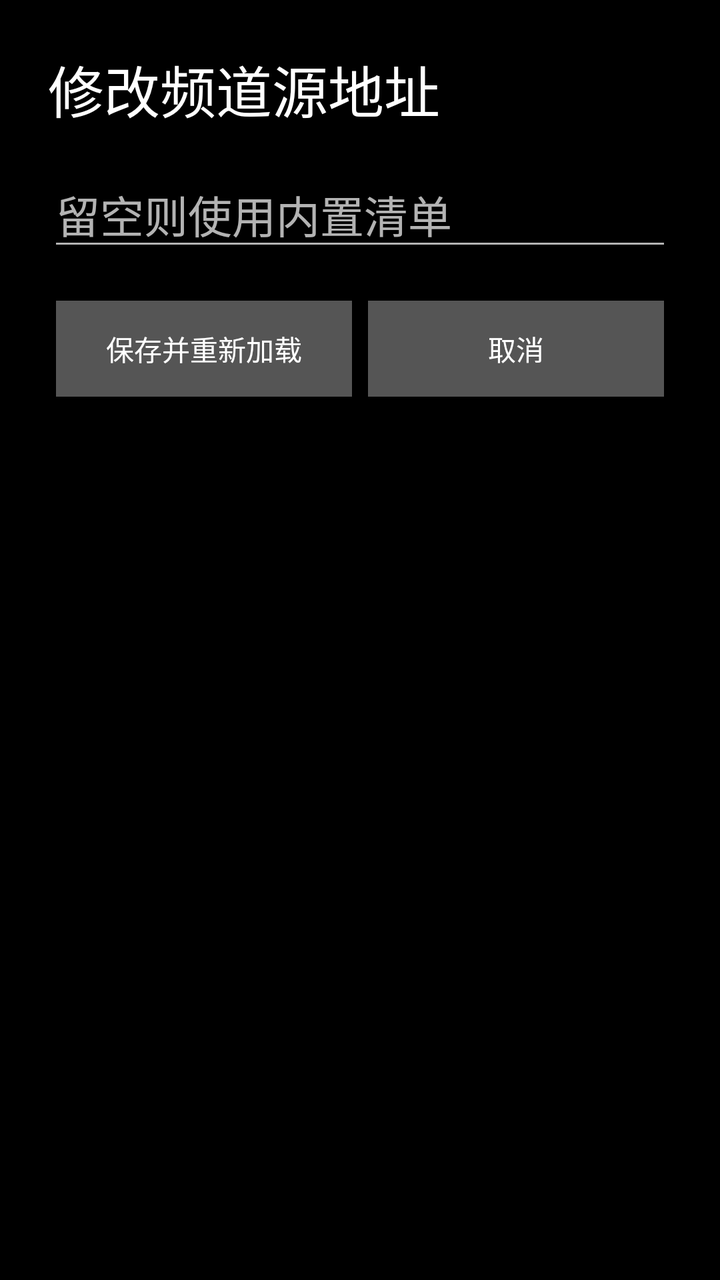
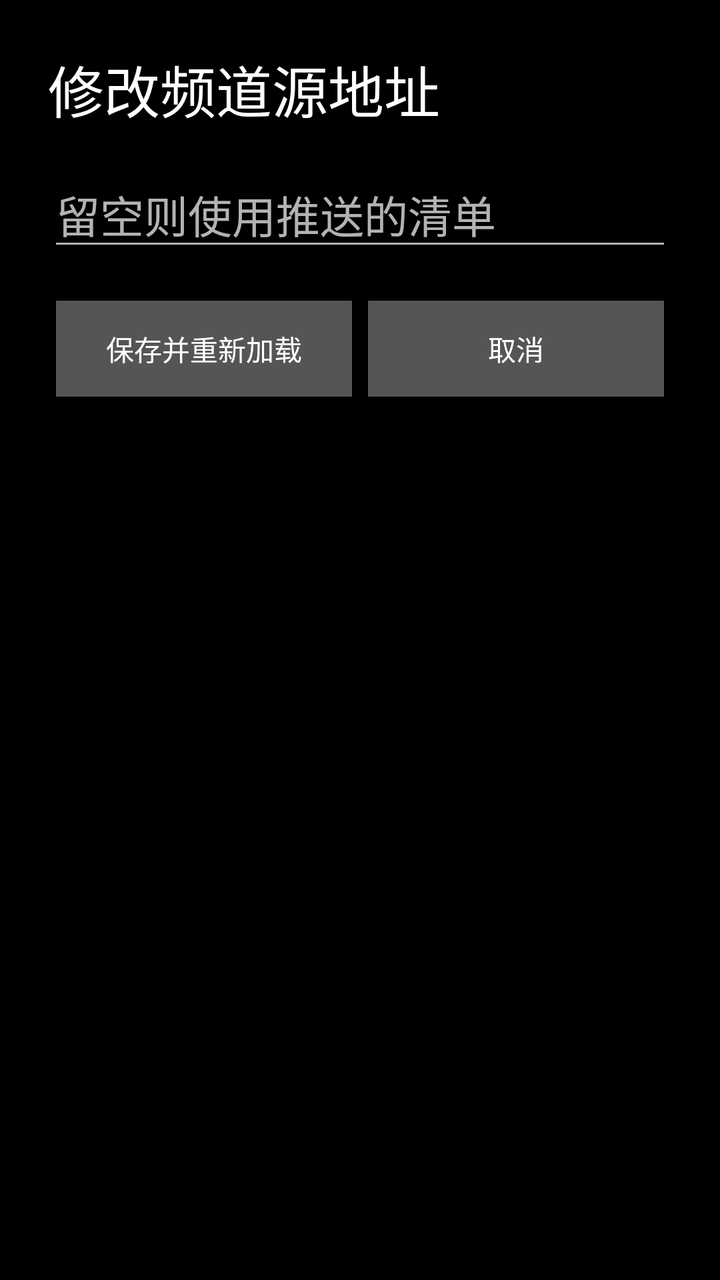

Two renders of the same Android screen: before a commit and after it. Below are the layout's source before the change and the commit's diff.
<!-- AndroidManifest.xml: application theme Theme.LiveTv -->
<!-- res/layout/dialog_source.xml -->
<?xml version="1.0" encoding="utf-8"?>
<LinearLayout xmlns:android="http://schemas.android.com/apk/res/android"
    android:layout_width="640dp"
    android:layout_height="wrap_content"
    android:orientation="vertical"
    android:padding="24dp">

    <TextView
        android:layout_width="wrap_content"
        android:layout_height="wrap_content"
        android:text="修改频道源地址"
        android:textColor="@android:color/white"
        android:textSize="28sp" />

    <EditText
        android:id="@+id/source_input"
        android:layout_width="match_parent"
        android:layout_height="wrap_content"
        android:layout_marginTop="16dp"
        android:hint="留空则使用内置清单"
        android:imeOptions="actionDone"
        android:nextFocusDown="@id/btn_save"
        android:importantForAutofill="no"
        android:inputType="textUri"
        android:singleLine="true"
        android:textColor="@android:color/white"
        android:textSize="22sp" />

    <LinearLayout
        android:layout_width="match_parent"
        android:layout_height="wrap_content"
        android:layout_marginTop="16dp"
        android:orientation="horizontal">

        <Button
            android:id="@+id/btn_save"
            android:layout_width="0dp"
            android:layout_height="wrap_content"
            android:layout_weight="1"
            android:background="@drawable/btn_bg"
            android:layout_margin="4dp"
            android:textColor="@android:color/white"
            android:text="保存并重新加载" />

        <Button
            android:id="@+id/btn_cancel"
            android:layout_width="0dp"
            android:layout_height="wrap_content"
            android:layout_weight="1"
            android:background="@drawable/btn_bg"
            android:layout_margin="4dp"
            android:textColor="@android:color/white"
            android:text="取消" />
    </LinearLayout>
</LinearLayout>
<!-- resources referenced by this layout -->
<resources>
  <!-- drawable btn_bg (drawable) -->
  <selector xmlns:android="http://schemas.android.com/apk/res/android">
      <item android:state_focused="true" android:drawable="@color/row_focused" />
      <item android:state_pressed="true" android:drawable="@color/row_focused" />
      <item android:drawable="@color/btn_normal" />
  </selector>
  <style name="Theme.LiveTv" parent="Theme.AppCompat.NoActionBar">
          <item name="android:windowBackground">@android:color/black</item>
          <item name="android:windowFullscreen">true</item>
          <item name="android:windowNoTitle">true</item>
      </style>
  <color name="row_focused">#FF1E88E5</color>
  <color name="btn_normal">#FF555555</color>
</resources>

<!-- the commit's change to res/layout/dialog_source.xml (unified diff, before → after) -->
@@ -17,7 +17,7 @@
         android:layout_width="match_parent"
         android:layout_height="wrap_content"
         android:layout_marginTop="16dp"
-        android:hint="留空则使用内置清单"
+        android:hint="留空则使用推送的清单"
         android:imeOptions="actionDone"
         android:nextFocusDown="@id/btn_save"
         android:importantForAutofill="no"
